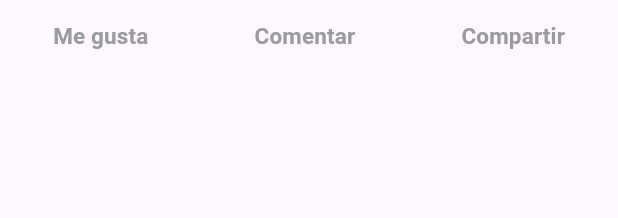
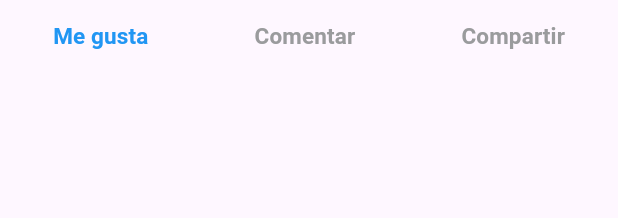
Before and after one commit to edwin1007/curso-flutter, a Flutter app: the ButtonsCard widget shown alone on an empty page, opened directly, after a tap on "Me gusta", on a phone screen of 412 x 824 dp. Shown: the top 218 px of the screen. Run offline on Flutter 3.47's test engine with Material 3 defaults, Android fonts, the phone set to English and light mode, and no system bars; network calls fail.

Commit message:
separated like_button and set_state

```diff
--- a/hello_world/lib/widgets/buttons_card.dart
+++ b/hello_world/lib/widgets/buttons_card.dart
@@ -16,7 +16,7 @@ class ButtonsCard extends StatelessWidget {
       mainAxisAlignment: MainAxisAlignment.spaceAround,
       children: [
         // primer boton
-        LikeButton(textStyle: textStyle),
+        LikeButton(),
         // segundo boton
         TextButton(
             onPressed: () {},
--- a/hello_world/lib/widgets/like_button.dart
+++ b/hello_world/lib/widgets/like_button.dart
@@ -1,20 +1,34 @@
 import 'package:flutter/material.dart';
 
-class LikeButton extends StatelessWidget {
+// se cambia de statelesswidget a statefulwidget
+// para almancenar un estdo en el boton
+
+class LikeButton extends StatefulWidget {
   const LikeButton({
     super.key,
-    required this.textStyle,
   });
 
-  final TextStyle textStyle;
+  @override
+  State<LikeButton> createState() => _LikeButtonState();
+}
+
+class _LikeButtonState extends State<LikeButton> {
+  bool _stateLike = false;
 
   @override
   Widget build(BuildContext context) {
     return TextButton(
-        onPressed: () {},
+        onPressed: () {
+          setState(() {
+            _stateLike = !_stateLike;
+          });
+        },
         child: Text(
           'Me gusta',
-          style: textStyle,
+          style: TextStyle(
+              color: _stateLike ? Colors.blue : Colors.grey,
+              fontSize: 15,
+              fontWeight: FontWeight.bold),
         ));
   }
 }
```
